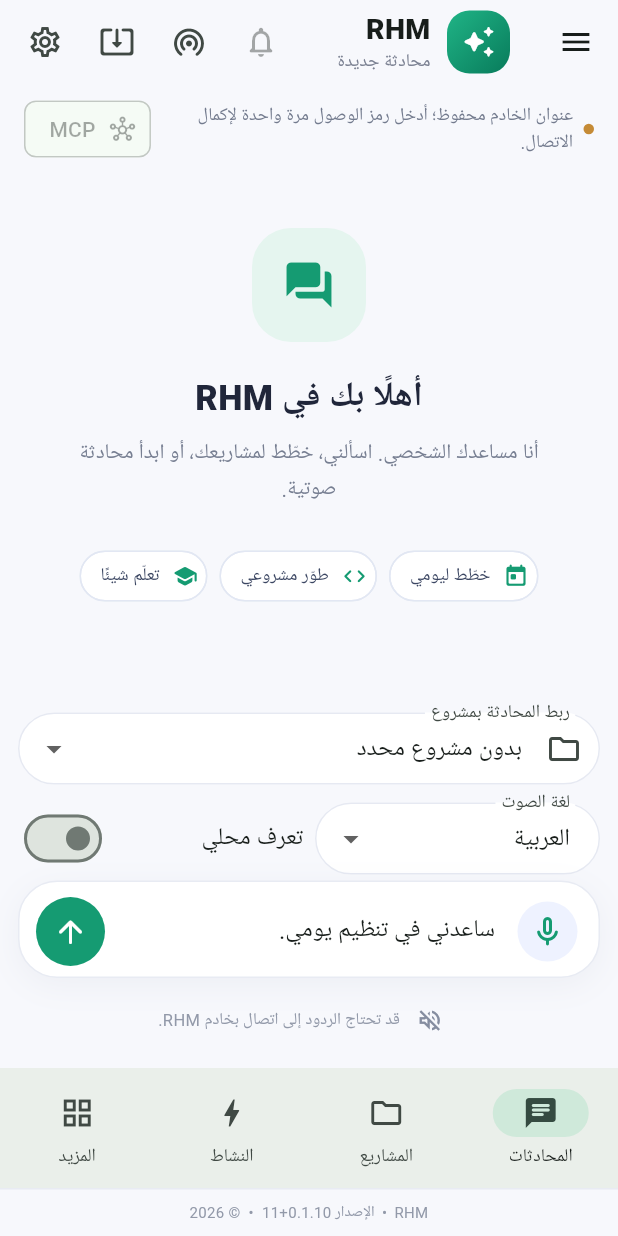
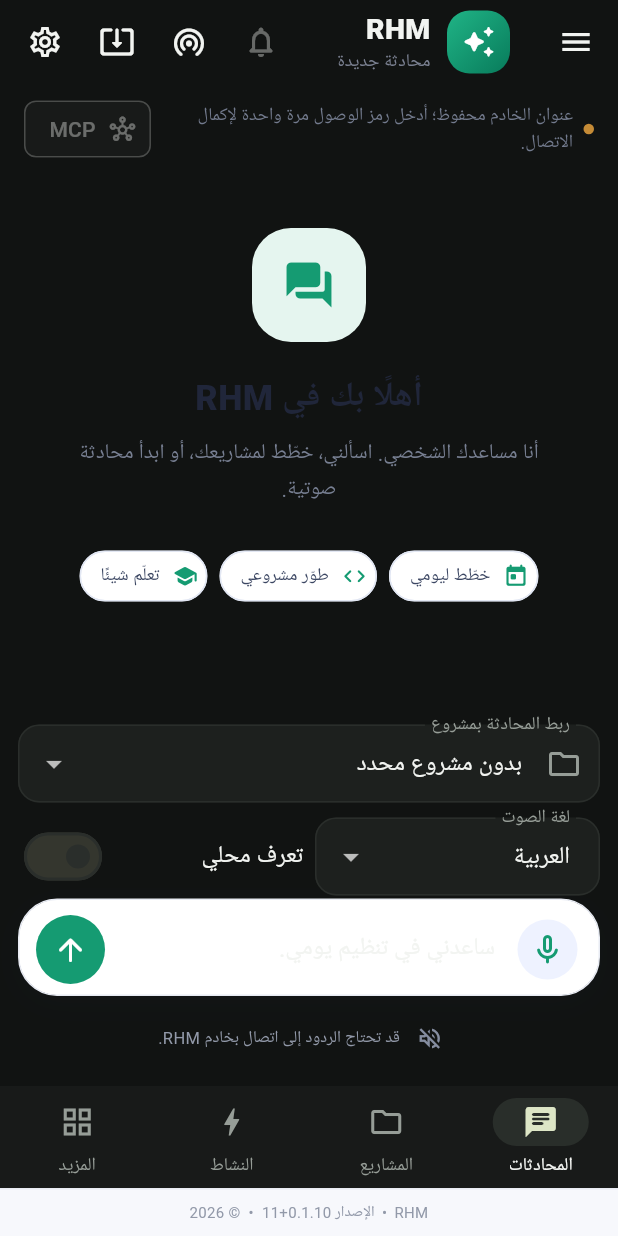
Before and after one commit to HamoideAbd123/RHM-Mobile-Server, a Flutter app: the screen it shows after launch, after a tap on "خطّط ليومي", on a phone screen of 412 x 824 dp. Run offline on Flutter 3.47's test engine with Material 3 defaults, Android fonts, the phone set to English and light mode, and no system bars; our stand-ins replace flutter_local_notifications, flutter_markdown_plus, flutter_secure_storage, flutter_tts, material_ui, open_filex and 2 more; missing offline and left inert: workmanager.

Commit message:
Wire persistent web-aligned appearance themes into mobile app

```diff
--- a/mobile/lib/main.dart
+++ b/mobile/lib/main.dart
@@ -25,6 +25,7 @@ import 'more_tab_availability.dart';
 import 'settings_screen.dart';
 import 'workspace_screens.dart';
 import 'rhm_primary_navigation.dart';
+import 'rhm_theme.dart';
 
 void main() {
   WidgetsFlutterBinding.ensureInitialized();
@@ -38,46 +39,75 @@ void main() {
   runApp(const RhmApp());
 }
 
-class RhmApp extends StatelessWidget {
+class RhmApp extends StatefulWidget {
   const RhmApp({super.key});
+
+  @override
+  State<RhmApp> createState() => _RhmAppState();
+}
+
+class _RhmAppState extends State<RhmApp> {
+  static const _themeModeKey = 'rhm_theme_mode';
+  static const _storage = FlutterSecureStorage(
+    aOptions: AndroidOptions(
+      resetOnError: false,
+      migrateOnAlgorithmChange: true,
+      migrateWithBackup: true,
+    ),
+  );
+
+  ThemeMode _themeMode = ThemeMode.dark;
+
+  @override
+  void initState() {
+    super.initState();
+    unawaited(_restoreThemeMode());
+  }
+
+  Future<void> _restoreThemeMode() async {
+    try {
+      final saved = await _storage.read(key: _themeModeKey);
+      final restored = switch (saved) {
+        'light' => ThemeMode.light,
+        'system' => ThemeMode.system,
+        'dark' => ThemeMode.dark,
+        _ => ThemeMode.dark,
+      };
+      if (mounted) setState(() => _themeMode = restored);
+    } catch (error) {
+      debugPrint('RHM appearance preference could not be restored: $error');
+    }
+  }
+
+  Future<void> _setThemeMode(ThemeMode value) async {
+    setState(() => _themeMode = value);
+    final storedValue = switch (value) {
+      ThemeMode.light => 'light',
+      ThemeMode.system => 'system',
+      ThemeMode.dark => 'dark',
+    };
+    try {
+      await _storage.write(key: _themeModeKey, value: storedValue);
+    } catch (error) {
+      debugPrint('RHM appearance preference could not be saved: $error');
+    }
+  }
 
   @override
   Widget build(BuildContext context) => MaterialApp(
         title: 'RHM',
         debugShowCheckedModeBanner: false,
-        theme: ThemeData(
-          colorScheme: ColorScheme.fromSeed(
-            seedColor: const Color(0xff159b72),
-            brightness: Brightness.light,
-          ),
-          scaffoldBackgroundColor: const Color(0xfff7f8fc),
-          useMaterial3: true,
-          appBarTheme: const AppBarTheme(
-            backgroundColor: Color(0xfff7f8fc),
-            surfaceTintColor: Colors.transparent,
-            elevation: 0,
-            centerTitle: false,
-          ),
-          inputDecorationTheme: InputDecorationTheme(
-            filled: true,
-            fillColor: Colors.white,
-            border: OutlineInputBorder(
-              borderRadius: BorderRadius.circular(24),
-              borderSide: BorderSide.none,
-            ),
-            enabledBorder: OutlineInputBorder(
-              borderRadius: BorderRadius.circular(24),
-              borderSide: const BorderSide(color: Color(0xffe6e9f2)),
-            ),
-            focusedBorder: OutlineInputBorder(
-              borderRadius: BorderRadius.circular(24),
-              borderSide: const BorderSide(color: Color(0xff159b72), width: 1.4),
-            ),
-            contentPadding: const EdgeInsets.symmetric(horizontal: 16, vertical: 12),
+        theme: RhmTheme.light,
+        darkTheme: RhmTheme.dark,
+        themeMode: _themeMode,
+        builder: (context, child) => wrapLegacyMaterialWidgets(child!),
+        home: Directionality(
+          textDirection: TextDirection.rtl,
+          child: ChatScreen(
+            themeMode: _themeMode,
+            onThemeModeChanged: _setThemeMode,
           ),
         ),
-        builder: (context, child) => wrapLegacyMaterialWidgets(child!),
-        home: const Directionality(textDirection: TextDirection.rtl, child: ChatScreen()),
       );
 }
 
@@ -113,7 +143,14 @@ class _SuggestionChip extends StatelessWidget {
 }
 
 class ChatScreen extends StatefulWidget {
-  const ChatScreen({super.key});
+  const ChatScreen({
+    super.key,
+    required this.themeMode,
+    required this.onThemeModeChanged,
+  });
+
+  final ThemeMode themeMode;
+  final ValueChanged<ThemeMode> onThemeModeChanged;
 
   @override
   State<ChatScreen> createState() => _ChatScreenState();
@@ -1213,6 +1250,8 @@ class _ChatScreenState extends State<ChatScreen> with WidgetsBindingObserver {
             preferredModel: _preferredModel,
             locale: _locale,
             offlineRecognition: _offlineRecognition,
+            themeMode: widget.themeMode,
+            onThemeModeChanged: widget.onThemeModeChanged,
             onOpenConnectionSettings: _showConnectionSettings,
             onOpenAndroidRuntime: () => _openWorkspace('android-runtime'),
             onOpenVoiceDiagnostics: () => _openWorkspace('voice'),
```
